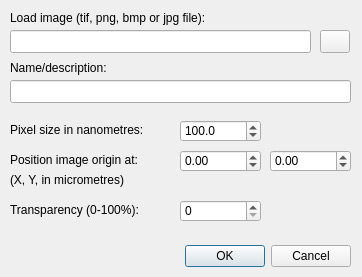
The window that gui/import_image_dlg.ui (SBEMimage/SBEMimage) describes before a commit, drawn with Qt 5.
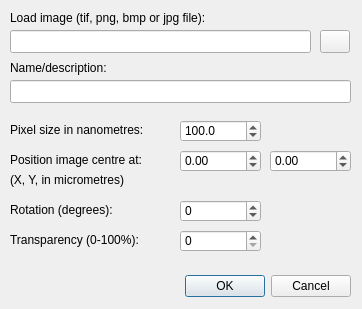
The same window after the commit.

Commit message: Add rotation feature for imported images

Patch:
```diff
--- a/gui/import_image_dlg.ui
+++ b/gui/import_image_dlg.ui
@@ -7,7 +7,7 @@
     <x>0</x>
     <y>0</y>
     <width>362</width>
-    <height>277</height>
+    <height>309</height>
    </rect>
   </property>
   <property name="windowTitle">
@@ -17,7 +17,7 @@
    <property name="geometry">
     <rect>
      <x>10</x>
-     <y>240</y>
+     <y>270</y>
      <width>341</width>
      <height>32</height>
     </rect>
@@ -87,7 +87,7 @@
     </rect>
    </property>
    <property name="text">
-    <string>Position image origin at:</string>
+    <string>Position image centre at:</string>
    </property>
   </widget>
   <widget class="QPushButton" name="pushButton_selectFile">
@@ -177,7 +177,7 @@
    <property name="geometry">
     <rect>
      <x>10</x>
-     <y>200</y>
+     <y>230</y>
      <width>161</width>
      <height>20</height>
     </rect>
@@ -190,7 +190,7 @@
    <property name="geometry">
     <rect>
      <x>180</x>
-     <y>200</y>
+     <y>230</y>
      <width>81</width>
      <height>22</height>
     </rect>
@@ -228,6 +228,41 @@
     </rect>
    </property>
   </widget>
+  <widget class="QSpinBox" name="spinBox_rotation">
+   <property name="geometry">
+    <rect>
+     <x>180</x>
+     <y>200</y>
+     <width>81</width>
+     <height>22</height>
+    </rect>
+   </property>
+   <property name="layoutDirection">
+    <enum>Qt::LeftToRight</enum>
+   </property>
+   <property name="minimum">
+    <number>-360</number>
+   </property>
+   <property name="maximum">
+    <number>360</number>
+   </property>
+   <property name="singleStep">
+    <number>1</number>
+   </property>
+  </widget>
+  <widget class="QLabel" name="label_st_5">
+   <property name="geometry">
+    <rect>
+     <x>10</x>
+     <y>200</y>
+     <width>161</width>
+     <height>20</height>
+    </rect>
+   </property>
+   <property name="text">
+    <string>Rotation (degrees):</string>
+   </property>
+  </widget>
  </widget>
  <resources/>
  <connections>
```
The commit also changes 4 other files.
